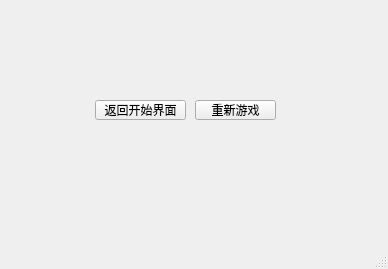
This is returnwindow.ui in qinghuanzjy/SnakeGame as Qt 5 draws it before an edit. The edited form follows.
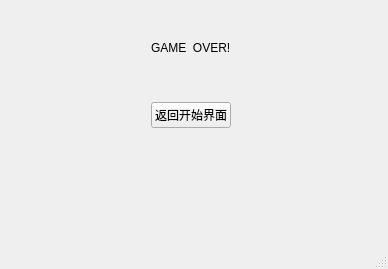
This is the edited form.

```diff
--- a/returnwindow.ui
+++ b/returnwindow.ui
@@ -17,38 +17,92 @@
    <widget class="QWidget" name="widget" native="true">
     <property name="geometry">
      <rect>
-      <x>50</x>
+      <x>0</x>
       <y>60</y>
-      <width>271</width>
-      <height>91</height>
+      <width>381</width>
+      <height>111</height>
      </rect>
     </property>
+    <layout class="QHBoxLayout" name="horizontalLayout_2">
+     <item>
+      <spacer name="horizontalSpacer_3">
+       <property name="orientation">
+        <enum>Qt::Orientation::Horizontal</enum>
+       </property>
+       <property name="sizeHint" stdset="0">
+        <size>
+         <width>148</width>
+         <height>20</height>
+        </size>
+       </property>
+      </spacer>
+     </item>
+     <item>
     <widget class="QPushButton" name="return_2">
-     <property name="geometry">
-      <rect>
-       <x>45</x>
-       <y>40</y>
-       <width>91</width>
-       <height>20</height>
-      </rect>
-     </property>
      <property name="text">
       <string>返回开始界面</string>
      </property>
     </widget>
-    <widget class="QPushButton" name="regame">
+     </item>
+     <item>
+      <spacer name="horizontalSpacer_4">
+       <property name="orientation">
+        <enum>Qt::Orientation::Horizontal</enum>
+       </property>
+       <property name="sizeHint" stdset="0">
+        <size>
+         <width>147</width>
+         <height>20</height>
+        </size>
+       </property>
+      </spacer>
+     </item>
+    </layout>
+   </widget>
+   <widget class="QWidget" name="widget_2" native="true">
      <property name="geometry">
       <rect>
-       <x>145</x>
-       <y>40</y>
-       <width>81</width>
-       <height>20</height>
-      </rect>
-     </property>
+      <x>0</x>
+      <y>30</y>
+      <width>381</width>
+      <height>35</height>
+     </rect>
+    </property>
+    <layout class="QHBoxLayout" name="horizontalLayout">
+     <item>
+      <spacer name="horizontalSpacer_2">
+       <property name="orientation">
+        <enum>Qt::Orientation::Horizontal</enum>
+       </property>
+       <property name="sizeHint" stdset="0">
+        <size>
+         <width>63</width>
+         <height>20</height>
+        </size>
+       </property>
+      </spacer>
+     </item>
+     <item>
+      <widget class="QLabel" name="label">
      <property name="text">
-      <string>重新游戏</string>
-     </property>
-    </widget>
+        <string>GAME  OVER!</string>
+       </property>
+      </widget>
+     </item>
+     <item>
+      <spacer name="horizontalSpacer">
+       <property name="orientation">
+        <enum>Qt::Orientation::Horizontal</enum>
+       </property>
+       <property name="sizeHint" stdset="0">
+        <size>
+         <width>147</width>
+         <height>20</height>
+        </size>
+       </property>
+      </spacer>
+     </item>
+    </layout>
    </widget>
   </widget>
   <widget class="QMenuBar" name="menubar">
```
Lines whose indentation alone changed are shown as unchanged.
